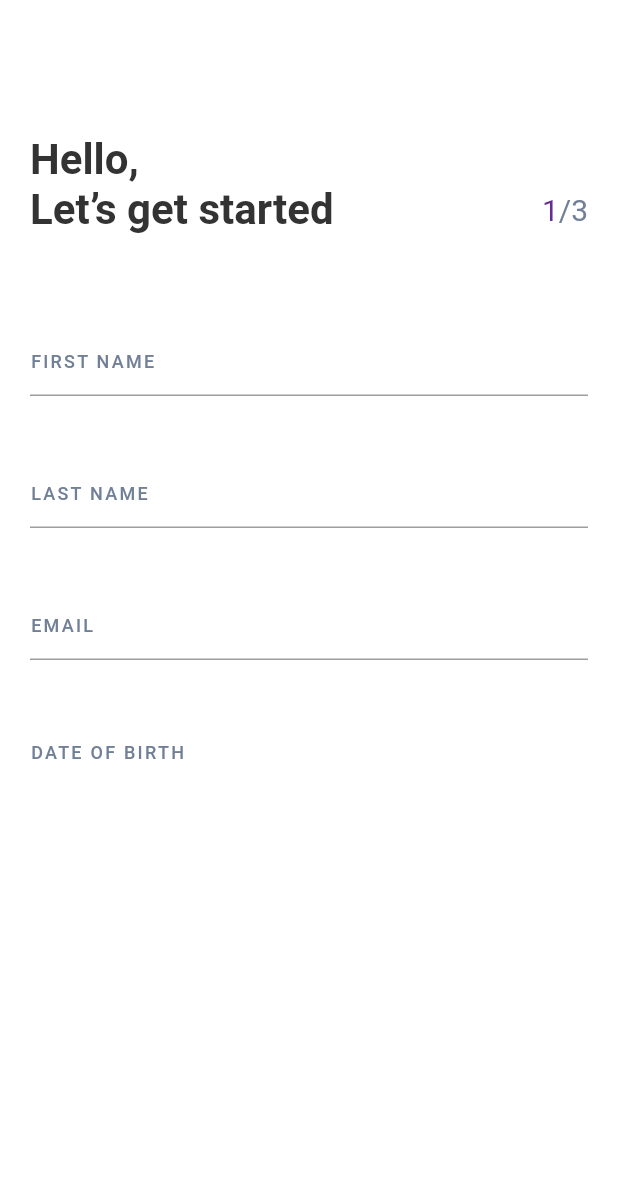
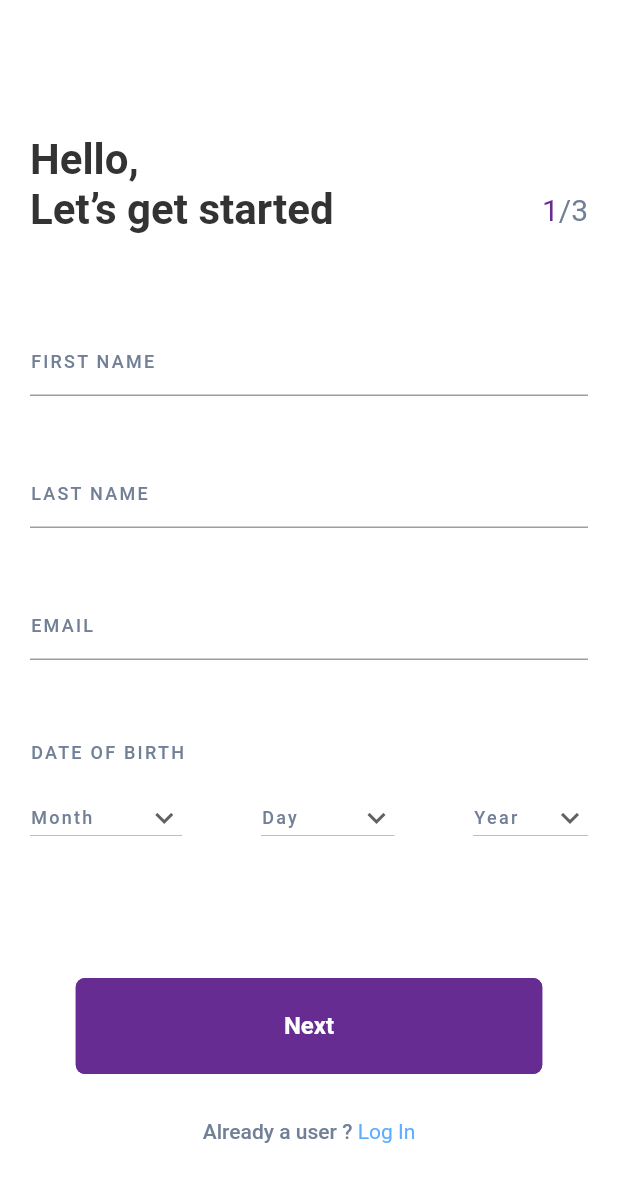
Before and after one commit to cr34t1ve/FridayCoins, a Flutter app: the screen it shows after launch, on a phone screen of 412 x 824 dp. Shown: the top 1182 px of the screen. Run offline on Flutter 3.47's test engine with Material 2 defaults, Android fonts, the phone set to English and light mode, and no system bars.

Commit message:
'sign up' page constructed

```diff
--- a/lib/enum/constants.dart
+++ b/lib/enum/constants.dart
@@ -12,3 +12,7 @@ var months = [
   'November',
   'December'
 ];
+
+final days = List<String>.generate(31, (i) => '${i + 1}');
+
+final years = List<String>.generate(31, (i) => '${i + 1940}');
--- a/lib/screens/signup/signup.dart
+++ b/lib/screens/signup/signup.dart
@@ -1,12 +1,25 @@
 import 'package:flutter/material.dart';
+import 'package:friday_coins/components/button.dart';
+import 'package:friday_coins/enum/constants.dart';
+
+var _currencies = [
+  "Food",
+  "Transport",
+  "Personal",
+  "Shopping",
+  "Medical",
+  "Rent",
+  "Movie",
+  "Salary"
+];
 
 class SignUp extends StatefulWidget {
-
   @override
   _SignUpState createState() => _SignUpState();
 }
 
 class _SignUpState extends State<SignUp> {
+  String _currentSelectedValue;
   @override
   Widget build(BuildContext context) {
     return Scaffold(
@@ -103,9 +116,7 @@ class _SignUpState extends State<SignUp> {
                       fontSize: 12.0,
                       fontWeight: FontWeight.w500,
                       color: Color(0xFF718096),
-                      letterSpacing: 1.5
-                    )
-                  ),
+                      letterSpacing: 1.5)),
             ),
             SizedBox(
               height: 55.0,
@@ -119,9 +130,130 @@ class _SignUpState extends State<SignUp> {
                       fontSize: 12.0,
                       fontWeight: FontWeight.w500,
                       color: Color(0xFF718096),
-                      letterSpacing: 1.5
+                      letterSpacing: 1.5),
+                )
+              ],
             ),
-                )
+            SizedBox(
+              height: 24.0,
+            ),
+            Row(
+              mainAxisAlignment: MainAxisAlignment.spaceBetween,
+              children: [
+                DropdownButton(
+                  icon: Icon(Icons.keyboard_arrow_down_sharp),
+                  hint: Text(
+                    'Month',
+                    style: TextStyle(
+                        fontFamily: 'Roboto',
+                        fontSize: 12.0,
+                        fontWeight: FontWeight.w500,
+                        color: Color(0xFF718096),
+                        letterSpacing: 1.5),
+                  ),
+                  value: _currentSelectedValue,
+                  isDense: true,
+                  onChanged: (String newValue) {
+                    setState(() {
+                      _currentSelectedValue = newValue;
+                      // state.didChange(newValue);
+                    });
+                  },
+                  items: months.map((String value) {
+                    return DropdownMenuItem<String>(
+                      value: value,
+                      child: Text(value),
+                    );
+                  }).toList(),
+                ),
+                DropdownButton(
+                  icon: Icon(Icons.keyboard_arrow_down_sharp),
+                  hint: Text(
+                    'Day         ',
+                    style: TextStyle(
+                        fontFamily: 'Roboto',
+                        fontSize: 12.0,
+                        fontWeight: FontWeight.w500,
+                        color: Color(0xFF718096),
+                        letterSpacing: 1.5),
+                  ),
+                  value: _currentSelectedValue,
+                  isDense: true,
+                  onChanged: (String newValue) {
+                    setState(() {
+                      _currentSelectedValue = newValue;
+                      // state.didChange(newValue);
+                    });
+                  },
+                  items: days.map((String value) {
+                    return DropdownMenuItem<String>(
+                      value: value,
+                      child: Text(value),
+                    );
+                  }).toList(),
+                ),
+                DropdownButton(
+                  icon: Icon(Icons.keyboard_arrow_down_sharp),
+                  hint: Text(
+                    'Year     ',
+                    style: TextStyle(
+                        fontFamily: 'Roboto',
+                        fontSize: 12.0,
+                        fontWeight: FontWeight.w500,
+                        color: Color(0xFF718096),
+                        letterSpacing: 1.5),
+                  ),
+                  value: _currentSelectedValue,
+                  isDense: true,
+                  onChanged: (String newValue) {
+                    setState(() {
+                      _currentSelectedValue = newValue;
+                      // state.didChange(newValue);
+                    });
+                  },
+                  items: years.map((String value) {
+                    return DropdownMenuItem<String>(
+                      value: value,
+                      child: Text(value),
+                    );
+                  }).toList(),
+                ),
+              ],
+            ),
+            SizedBox(
+              height: 95.0,
+            ),
+            DefaultButton(
+              text: 'Next',
+              press: () {},
+            ),
+            SizedBox(
+              height: 30.0,
+            ),
+            Row(
+              mainAxisAlignment: MainAxisAlignment.center,
+              children: [
+                RichText(
+                  text: TextSpan(
+                    style: TextStyle(
+                      fontFamily: 'Roboto',
+                      fontSize: 14.0,
+                      fontWeight: FontWeight.w500,
+                      color: Color(0xFF718096),
+                    ),
+                    children: <TextSpan>[
+                      TextSpan(text: 'Already a user ? '),
+                      TextSpan(
+                        text: 'Log In',
+                        style: TextStyle(
+                            fontFamily: 'Roboto',
+                            fontSize: 14.0,
+                            fontWeight: FontWeight.w400,
+                            color: Color(0xFF5EADFF)),
+                      ),
+                    ],
+                  ),
+                ),
               ],
             )
           ],
```
Lines whose indentation alone changed are shown as unchanged.
